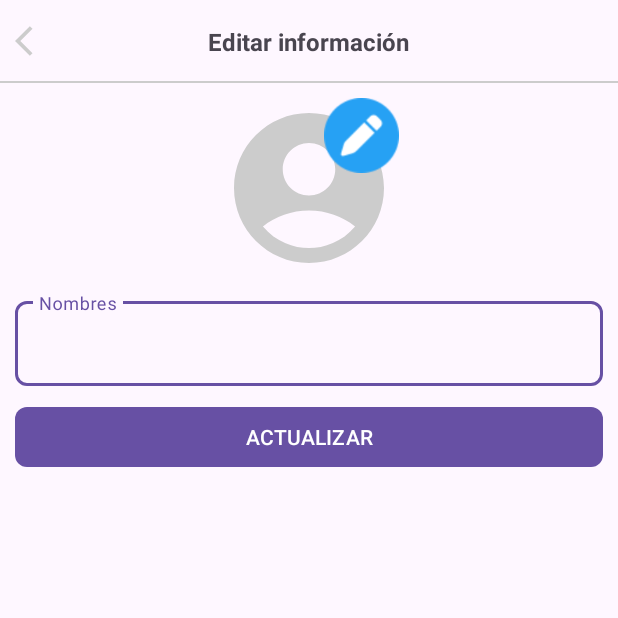
After one commit to SmilexX98/MobileBusiness, an Android app: the EditarInformacionActivity screen opened directly, with no data from a screen before it, on a phone screen of 412 x 824 dp, the top half of it. The commit adds this screen. Run offline under Robolectric (Android 15) with nearby library versions, the phone set to English and light mode, and no system bars; our stand-ins replace CircleImageView.

Commit message:
edit information UI

```diff
--- a/app/src/main/AndroidManifest.xml
+++ b/app/src/main/AndroidManifest.xml
@@ -2,21 +2,22 @@
 <manifest xmlns:android="http://schemas.android.com/apk/res/android"
     xmlns:tools="http://schemas.android.com/tools">
 
-    <uses-permission android:name="android.permission.INTERNET"/>
+    <uses-permission android:name="android.permission.INTERNET" />
 
     <application
         android:allowBackup="true"
         android:dataExtractionRules="@xml/data_extraction_rules"
         android:fullBackupContent="@xml/backup_rules"
         android:icon="@mipmap/ic_launcher"
-
-        android:usesCleartextTraffic="true"
-
         android:label="@string/app_name"
         android:roundIcon="@mipmap/ic_launcher_round"
         android:supportsRtl="true"
         android:theme="@style/Theme.Chat"
+        android:usesCleartextTraffic="true"
         tools:targetApi="31">
+        <activity
+            android:name=".EditarInformacionActivity"
+            android:exported="false" />
         <activity
             android:name=".RegistroEmailActivity"
             android:exported="false" />
--- /dev/null
+++ b/app/src/main/java/martinez/javier/chat/EditarInformacionActivity.kt
@@ -0,0 +1,20 @@
+package martinez.javier.chat
+
+import android.os.Bundle
+import androidx.activity.enableEdgeToEdge
+import androidx.appcompat.app.AppCompatActivity
+import androidx.core.view.ViewCompat
+import androidx.core.view.WindowInsetsCompat
+
+class EditarInformacionActivity : AppCompatActivity() {
+    override fun onCreate(savedInstanceState: Bundle?) {
+        super.onCreate(savedInstanceState)
+        enableEdgeToEdge()
+        setContentView(R.layout.activity_editar_informacion)
+        ViewCompat.setOnApplyWindowInsetsListener(findViewById(R.id.main)) { v, insets ->
+            val systemBars = insets.getInsets(WindowInsetsCompat.Type.systemBars())
+            v.setPadding(systemBars.left, systemBars.top, systemBars.right, systemBars.bottom)
+            insets
+        }
+    }
+}
--- a/app/src/main/java/martinez/javier/chat/Fragmentos/FragmentPerfil.kt
+++ b/app/src/main/java/martinez/javier/chat/Fragmentos/FragmentPerfil.kt
@@ -3,7 +3,6 @@ package martinez.javier.chat.Fragmentos
 import android.content.Context
 import android.content.Intent
 import android.os.Bundle
-import android.view.ContextMenu
 import androidx.fragment.app.Fragment
 import android.view.LayoutInflater
 import android.view.View
@@ -16,6 +15,7 @@ import com.google.firebase.database.DatabaseError
 import com.google.firebase.database.FirebaseDatabase
 import com.google.firebase.database.ValueEventListener
 import martinez.javier.chat.Constantes
+import martinez.javier.chat.EditarInformacionActivity
 import martinez.javier.chat.OpcionesLoginActivity
 import martinez.javier.chat.R
 import martinez.javier.chat.databinding.FragmentPerfilBinding
@@ -45,6 +45,11 @@ class FragmentPerfil : Fragment() {
         firebaseAuth = FirebaseAuth.getInstance()
 
         cargarInformacion()
+
+        binding.btnActualizarInfo.setOnClickListener {
+            //mContext = de este fragmento a....
+            startActivity(Intent(mContext, EditarInformacionActivity::class.java))
+        }
 
         binding.btnCerrarsesion.setOnClickListener {
             firebaseAuth.signOut() //Cerrar sesion
--- /dev/null
+++ b/app/src/main/res/drawable/ic_regresar.xml
@@ -0,0 +1,5 @@
+<vector xmlns:android="http://schemas.android.com/apk/res/android" android:autoMirrored="true" android:height="24dp" android:tint="#CCCCCC" android:viewportHeight="24" android:viewportWidth="24" android:width="24dp">
+
+    <path android:fillColor="@android:color/white" android:pathData="M11.67,3.87L9.9,2.1 0,12l9.9,9.9 1.77,-1.77L3.54,12z"/>
+
+</vector>
--- /dev/null
+++ b/app/src/main/res/layout/activity_editar_informacion.xml
@@ -0,0 +1,109 @@
+<?xml version="1.0" encoding="utf-8"?>
+<androidx.appcompat.widget.LinearLayoutCompat
+    xmlns:android="http://schemas.android.com/apk/res/android"
+    xmlns:app="http://schemas.android.com/apk/res-auto"
+    xmlns:tools="http://schemas.android.com/tools"
+    android:id="@+id/main"
+    android:layout_width="match_parent"
+    android:layout_height="match_parent"
+    android:orientation="vertical"
+    tools:context=".EditarInformacionActivity">
+
+    <RelativeLayout
+        android:id="@+id/toolbarRL"
+        android:layout_width="match_parent"
+        android:layout_height="55dp">
+
+        <ImageButton
+            android:id="@+id/IbRegresar"
+            android:src="@drawable/ic_regresar"
+            android:background="@android:color/transparent"
+            android:padding="10dp"
+            android:layout_centerVertical="true"
+            android:layout_width="wrap_content"
+            android:layout_height="wrap_content"/>
+
+        <TextView
+            android:id="@+id/txt_titulo_edit"
+            android:text="@string/txt_titulo_edit"
+            android:textStyle="bold"
+            android:textSize="16sp"
+            android:layout_centerInParent="true"
+            android:layout_width="wrap_content"
+            android:layout_height="wrap_content"/>
+
+        <View
+            android:background="#cccccc"
+            android:layout_alignParentBottom="true"
+            android:layout_width="match_parent"
+            android:layout_height="1dp"/>
+
+    </RelativeLayout>
+
+    <ScrollView
+        android:layout_width="match_parent"
+        android:layout_height="wrap_content"
+        android:padding="10dp">
+
+        <RelativeLayout
+            android:layout_width="match_parent"
+            android:layout_height="wrap_content">
+
+            <RelativeLayout
+                android:id="@+id/perfilRL"
+                android:layout_centerHorizontal="true"
+                android:layout_width="120dp"
+                android:layout_height="120dp">
+
+                <de.hdodenhof.circleimageview.CircleImageView
+                    android:id="@+id/IvPerfil"
+                    android:src="@drawable/ic_img_perfil"
+                    android:scaleType="centerCrop"
+                    android:layout_width="120dp"
+                    android:layout_height="120dp"/>
+
+                <ImageView
+                    android:id="@+id/IvEditar"
+                    android:src="@drawable/icono_editar"
+                    android:layout_alignParentEnd="true"
+                    android:layout_width="50dp"
+                    android:layout_height="50dp"/>
+
+            </RelativeLayout>
+
+            <com.google.android.material.textfield.TextInputLayout
+                android:id="@+id/TILNombres"
+                android:layout_below="@id/perfilRL"
+                android:layout_marginTop="10dp"
+                app:boxCornerRadiusTopStart="8dp"
+                app:boxCornerRadiusTopEnd="8dp"
+                app:boxCornerRadiusBottomStart="8dp"
+                app:boxCornerRadiusBottomEnd="8dp"
+                android:layout_width="match_parent"
+                android:layout_height="wrap_content">
+
+                <EditText
+                    android:id="@+id/et_Nombres"
+                    android:hint="@string/et_Nombres"
+                    android:inputType="textPersonName|textCapWords"
+                    android:layout_width="match_parent"
+                    android:layout_height="wrap_content"/>
+
+
+            </com.google.android.material.textfield.TextInputLayout>
+
+            <com.google.android.material.button.MaterialButton
+                android:id="@+id/btn_Actualizar"
+                android:text="@string/btn_Actualizar"
+                android:textAllCaps="true"
+                android:layout_below="@id/TILNombres"
+                android:layout_marginTop="10dp"
+                app:cornerRadius="8dp"
+                android:layout_width="match_parent"
+                android:layout_height="wrap_content"/>
+
+        </RelativeLayout>
+
+    </ScrollView>
+
+</androidx.appcompat.widget.LinearLayoutCompat>
--- a/app/src/main/res/layout/fragment_perfil.xml
+++ b/app/src/main/res/layout/fragment_perfil.xml
@@ -94,11 +94,22 @@
             android:layout_height="wrap_content"/>
 
         <com.google.android.material.button.MaterialButton
+            android:id="@+id/btn_ActualizarInfo"
+            android:text="@string/btn_ActualizarInfo"
+            android:textAllCaps="true"
+            android:layout_below="@id/tv_t_registro"
+            android:layout_centerInParent="true"
+            app:cornerRadius="8dp"
+            android:layout_marginTop="25dp"
+            android:layout_width="250dp"
+            android:layout_height="wrap_content"/>
+
+        <com.google.android.material.button.MaterialButton
             android:id="@+id/btn_Cerrarsesion"
             android:text="@string/btn_Cerrarsesion"
             android:textAllCaps="true"
-            android:layout_below="@id/txt_t_registro"
-            android:layout_marginTop="25dp"
+            android:layout_below="@id/btn_ActualizarInfo"
+            android:layout_marginTop="10dp"
             android:layout_centerInParent="true"
             app:cornerRadius="8dp"
             android:layout_gravity="center"
--- a/app/src/main/res/values/strings.xml
+++ b/app/src/main/res/values/strings.xml
@@ -23,6 +23,7 @@
     <string name="et_R_Password">Repita la contraseña</string>
     <string name="btn_Registrar">Registrar</string>
 
+    <string name="btn_ActualizarInfo">Actualizar</string>
     <string name="btn_Cerrarsesion">Cerrar sesión</string>
 
     <!-- txt: Nombre del dato que se traera desde firebase (Nombres, Email, Proveedor, Miembor desde) -->
@@ -37,6 +38,9 @@
     <string name="txt_t_registro">Miembro desde: </string>
     <string name="tv_t_registro"> -- </string>
 
+    <string name="txt_titulo_edit">Editar información</string>
+    <string name="btn_Actualizar">Actualizar</string>
+
 
     <!-- TODO: Remove or change this placeholder text -->
     <string name="hello_blank_fragment">Hello blank fragment</string>
```
Also changed, not shown: app/src/main/res/drawable/icono_editar.png (added).
